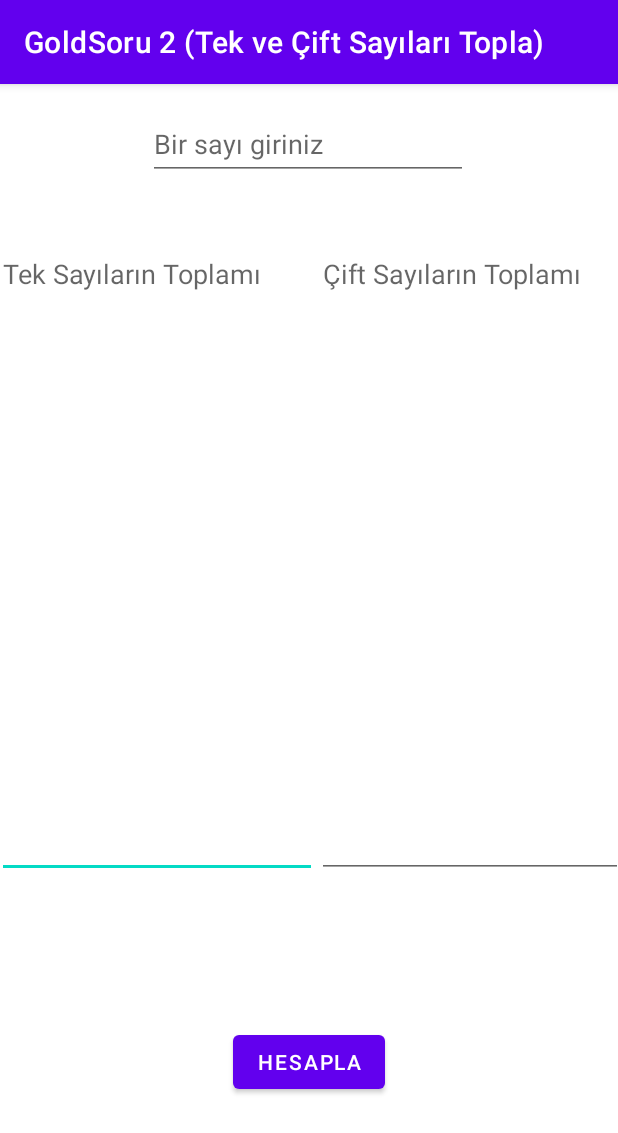
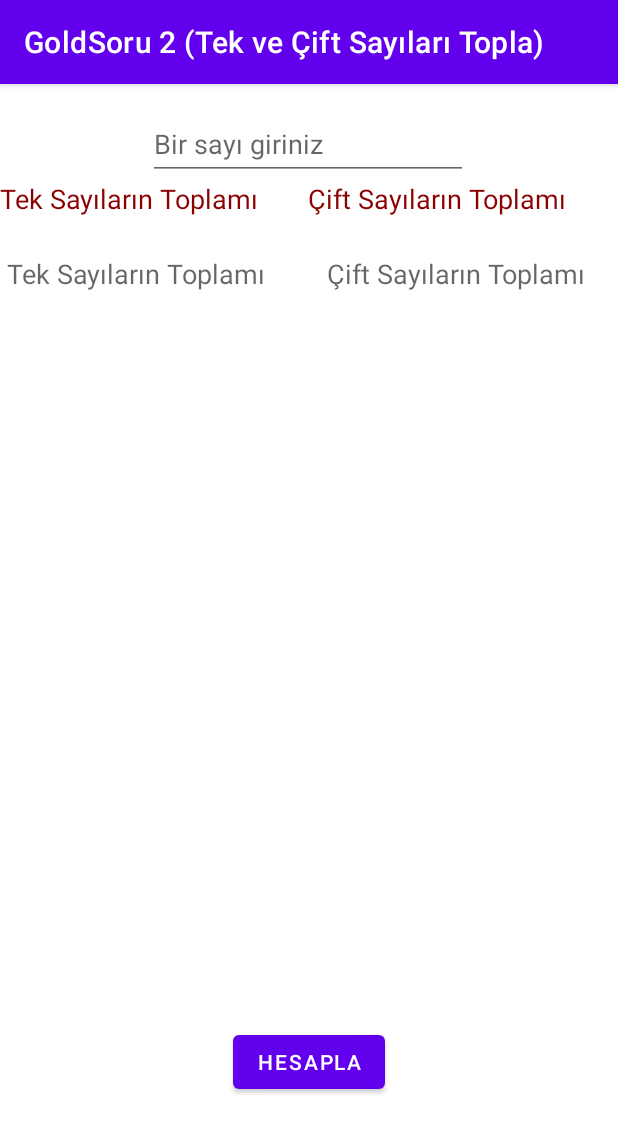
Before and after one commit to serkanaydin84/MobilOrnekler, an Android app: the U4_GoldSoru2 screen opened directly, with no data from a screen before it, on a phone screen of 412 x 824 dp. Shown: the top 1133 px of the screen. Run offline under Robolectric (Android 15) with nearby library versions, the phone set to English and light mode, and no system bars.

Commit message:
no message

```diff
--- a/app/src/main/res/layout/u2_goldsoru2.xml
+++ b/app/src/main/res/layout/u2_goldsoru2.xml
@@ -6,9 +6,37 @@
     android:layout_height="match_parent">
 
     <LinearLayout
+        android:layout_width="411dp"
+        android:layout_height="38dp"
+        android:orientation="horizontal"
+        app:layout_constraintEnd_toEndOf="parent"
+        app:layout_constraintHorizontal_bias="0.0"
+        app:layout_constraintStart_toStartOf="parent"
+        app:layout_constraintTop_toTopOf="@+id/linearLayout">
+
+        <TextView
+            android:id="@+id/textView9"
+            android:layout_width="wrap_content"
+            android:layout_height="wrap_content"
+            android:layout_weight="1"
+            android:text="Tek Sayıların Toplamı"
+            android:textColor="@color/red"
+            android:textSize="18sp" />
+
+        <TextView
+            android:id="@+id/textView7"
+            android:layout_width="wrap_content"
+            android:layout_height="wrap_content"
+            android:layout_weight="1"
+            android:text="Çift Sayıların Toplamı"
+            android:textColor="@color/red"
+            android:textSize="18sp" />
+    </LinearLayout>
+
+    <LinearLayout
         android:id="@+id/linearLayout"
-        android:layout_width="417dp"
-        android:layout_height="475dp"
+        android:layout_width="411dp"
+        android:layout_height="348dp"
         android:orientation="horizontal"
         app:layout_constraintEnd_toEndOf="parent"
         app:layout_constraintStart_toStartOf="parent"
--- a/app/src/main/res/layout/unite4.xml
+++ b/app/src/main/res/layout/unite4.xml
@@ -145,7 +145,7 @@
         android:onClick="btnU4GoldSoru3"
         android:text="@string/u4_goldsoru3"
         android:textColor="@color/black"
-        android:visibility="invisible"
+        android:visibility="visible"
         app:layout_constraintEnd_toEndOf="parent"
         app:layout_constraintHorizontal_bias="0.0"
         app:layout_constraintStart_toStartOf="parent"
```
Also changed, not shown: app/src/main/java/com/example/mobiluygulamalardersornekleri/U4_GoldSoru3.java (+37 -9 lines).
